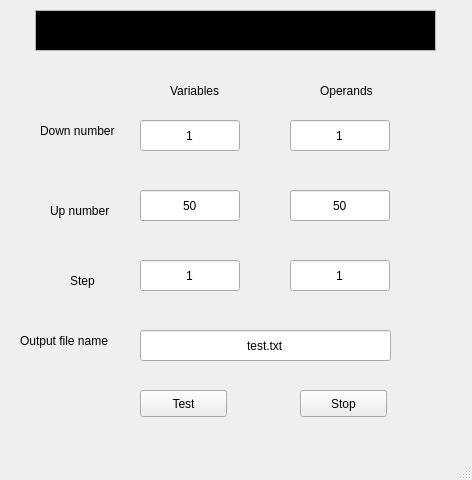
This is tester/gui.ui in blenten/SNF as Qt 5 draws it before an edit. The edited form follows.
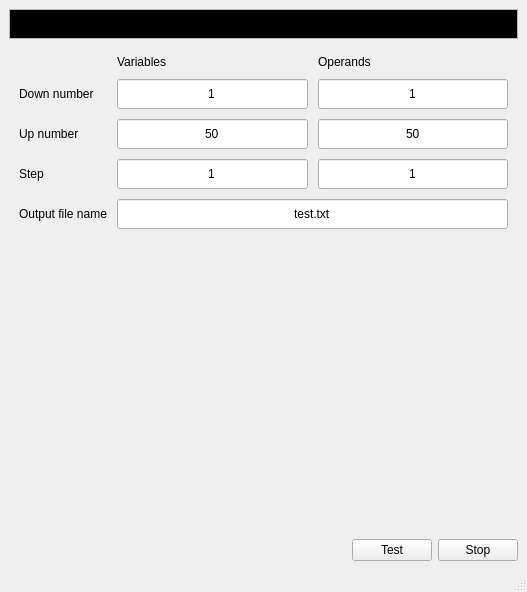
This is the edited form.

Commit message: Make tester gui flexible

Diff of the .ui file:
```diff
--- a/tester/gui.ui
+++ b/tester/gui.ui
@@ -6,8 +6,8 @@
    <rect>
     <x>0</x>
     <y>0</y>
-    <width>472</width>
-    <height>480</height>
+    <width>527</width>
+    <height>592</height>
    </rect>
   </property>
   <property name="sizePolicy">
@@ -20,30 +20,17 @@
    <string/>
   </property>
   <widget class="QWidget" name="centralwidget">
-   <widget class="QPushButton" name="testButt">
-    <property name="geometry">
-     <rect>
-      <x>140</x>
-      <y>390</y>
-      <width>87</width>
-      <height>27</height>
-     </rect>
-    </property>
-    <property name="text">
-     <string>Test</string>
-    </property>
-   </widget>
+   <layout class="QVBoxLayout" name="verticalLayout">
+    <item>
    <widget class="QTextBrowser" name="textBrowser">
     <property name="enabled">
      <bool>true</bool>
     </property>
-    <property name="geometry">
-     <rect>
-      <x>35</x>
-      <y>10</y>
-      <width>401</width>
-      <height>41</height>
-     </rect>
+      <property name="maximumSize">
+       <size>
+        <width>16777215</width>
+        <height>30</height>
+       </size>
     </property>
     <property name="palette">
      <palette>
@@ -118,184 +105,83 @@
      <bool>false</bool>
     </property>
    </widget>
-   <widget class="QLabel" name="leftLabel">
-    <property name="geometry">
-     <rect>
-      <x>170</x>
-      <y>80</y>
-      <width>71</width>
-      <height>21</height>
-     </rect>
-    </property>
-    <property name="text">
-     <string>Variables</string>
-    </property>
-   </widget>
-   <widget class="QLabel" name="rightLabel">
-    <property name="geometry">
-     <rect>
-      <x>320</x>
-      <y>80</y>
-      <width>71</width>
-      <height>21</height>
-     </rect>
-    </property>
-    <property name="text">
-     <string>Operands</string>
-    </property>
-   </widget>
-   <widget class="QLineEdit" name="downVariablesNumber">
-    <property name="geometry">
-     <rect>
-      <x>140</x>
-      <y>120</y>
-      <width>100</width>
-      <height>31</height>
-     </rect>
-    </property>
-    <property name="inputMethodHints">
-     <set>Qt::ImhNone</set>
-    </property>
-    <property name="inputMask">
-     <string/>
-    </property>
-    <property name="text">
-     <string>1</string>
-    </property>
-    <property name="alignment">
-     <set>Qt::AlignCenter</set>
-    </property>
-   </widget>
-   <widget class="QLineEdit" name="upVariablesNumber">
-    <property name="geometry">
-     <rect>
-      <x>140</x>
-      <y>190</y>
-      <width>100</width>
-      <height>31</height>
-     </rect>
-    </property>
-    <property name="inputMethodHints">
-     <set>Qt::ImhNone</set>
-    </property>
-    <property name="text">
-     <string>50</string>
-    </property>
-    <property name="alignment">
-     <set>Qt::AlignCenter</set>
-    </property>
-   </widget>
-   <widget class="QLineEdit" name="variablesStep">
-    <property name="geometry">
-     <rect>
-      <x>140</x>
-      <y>260</y>
-      <width>100</width>
-      <height>31</height>
-     </rect>
-    </property>
-    <property name="inputMethodHints">
-     <set>Qt::ImhNone</set>
-    </property>
-    <property name="text">
-     <string>1</string>
-    </property>
-    <property name="alignment">
-     <set>Qt::AlignCenter</set>
-    </property>
-   </widget>
-   <widget class="QLineEdit" name="downOperandsNumber">
-    <property name="geometry">
-     <rect>
-      <x>290</x>
-      <y>120</y>
-      <width>100</width>
-      <height>31</height>
-     </rect>
-    </property>
-    <property name="inputMethodHints">
-     <set>Qt::ImhNone</set>
-    </property>
-    <property name="text">
-     <string>1</string>
-    </property>
-    <property name="alignment">
-     <set>Qt::AlignCenter</set>
-    </property>
-   </widget>
-   <widget class="QLineEdit" name="operandsStep">
-    <property name="geometry">
-     <rect>
-      <x>290</x>
-      <y>260</y>
-      <width>100</width>
-      <height>31</height>
-     </rect>
-    </property>
-    <property name="inputMethodHints">
-     <set>Qt::ImhNone</set>
-    </property>
-    <property name="text">
-     <string>1</string>
-    </property>
-    <property name="alignment">
-     <set>Qt::AlignCenter</set>
-    </property>
-   </widget>
-   <widget class="QLineEdit" name="upOperandsNumber">
-    <property name="geometry">
-     <rect>
-      <x>290</x>
-      <y>190</y>
-      <width>100</width>
-      <height>31</height>
-     </rect>
-    </property>
-    <property name="inputMethodHints">
-     <set>Qt::ImhNone</set>
-    </property>
-    <property name="text">
-     <string>50</string>
-    </property>
-    <property name="alignment">
-     <set>Qt::AlignCenter</set>
-    </property>
-   </widget>
-   <widget class="QLabel" name="downNumberLabel">
-    <property name="geometry">
-     <rect>
-      <x>40</x>
-      <y>120</y>
-      <width>91</width>
-      <height>21</height>
-     </rect>
-    </property>
-    <property name="text">
-     <string>Down number</string>
-    </property>
-   </widget>
+    </item>
+    <item>
+     <layout class="QGridLayout" name="gridLayout">
+      <property name="leftMargin">
+       <number>10</number>
+      </property>
+      <property name="topMargin">
+       <number>10</number>
+      </property>
+      <property name="rightMargin">
+       <number>10</number>
+      </property>
+      <property name="bottomMargin">
+       <number>10</number>
+      </property>
+      <property name="spacing">
+       <number>10</number>
+      </property>
+      <item row="2" column="0">
    <widget class="QLabel" name="upNumberLabel">
-    <property name="geometry">
-     <rect>
-      <x>50</x>
-      <y>200</y>
-      <width>71</width>
-      <height>21</height>
-     </rect>
-    </property>
     <property name="text">
      <string>Up number</string>
     </property>
    </widget>
+      </item>
+      <item row="2" column="1">
+       <widget class="QLineEdit" name="upVariablesNumber">
+        <property name="sizePolicy">
+         <sizepolicy hsizetype="Expanding" vsizetype="Preferred">
+          <horstretch>0</horstretch>
+          <verstretch>0</verstretch>
+         </sizepolicy>
+        </property>
+        <property name="minimumSize">
+         <size>
+          <width>0</width>
+          <height>30</height>
+         </size>
+        </property>
+        <property name="inputMethodHints">
+         <set>Qt::ImhNone</set>
+        </property>
+        <property name="text">
+         <string>50</string>
+        </property>
+        <property name="alignment">
+         <set>Qt::AlignCenter</set>
+        </property>
+       </widget>
+      </item>
+      <item row="2" column="2">
+       <widget class="QLineEdit" name="upOperandsNumber">
+        <property name="sizePolicy">
+         <sizepolicy hsizetype="Expanding" vsizetype="Preferred">
+          <horstretch>0</horstretch>
+          <verstretch>0</verstretch>
+         </sizepolicy>
+        </property>
+        <property name="minimumSize">
+         <size>
+          <width>0</width>
+          <height>30</height>
+         </size>
+        </property>
+        <property name="inputMethodHints">
+         <set>Qt::ImhNone</set>
+        </property>
+        <property name="text">
+         <string>50</string>
+        </property>
+        <property name="alignment">
+         <set>Qt::AlignCenter</set>
+        </property>
+       </widget>
+      </item>
+      <item row="3" column="0">
    <widget class="QLabel" name="stepLabel">
-    <property name="geometry">
-     <rect>
-      <x>70</x>
-      <y>270</y>
-      <width>31</width>
-      <height>21</height>
-     </rect>
-    </property>
     <property name="layoutDirection">
      <enum>Qt::LeftToRight</enum>
     </property>
@@ -303,34 +189,59 @@
      <string>Step</string>
     </property>
    </widget>
-   <widget class="QLineEdit" name="filename">
-    <property name="geometry">
-     <rect>
-      <x>140</x>
-      <y>330</y>
-      <width>251</width>
-      <height>31</height>
-     </rect>
-    </property>
+      </item>
+      <item row="3" column="1">
+       <widget class="QLineEdit" name="variablesStep">
+        <property name="sizePolicy">
+         <sizepolicy hsizetype="Expanding" vsizetype="Preferred">
+          <horstretch>0</horstretch>
+          <verstretch>0</verstretch>
+         </sizepolicy>
+        </property>
+        <property name="minimumSize">
+         <size>
+          <width>0</width>
+          <height>30</height>
+         </size>
+        </property>
     <property name="inputMethodHints">
      <set>Qt::ImhNone</set>
     </property>
     <property name="text">
-     <string>test.txt</string>
+         <string>1</string>
     </property>
     <property name="alignment">
      <set>Qt::AlignCenter</set>
     </property>
    </widget>
+      </item>
+      <item row="3" column="2">
+       <widget class="QLineEdit" name="operandsStep">
+        <property name="sizePolicy">
+         <sizepolicy hsizetype="Expanding" vsizetype="Preferred">
+          <horstretch>0</horstretch>
+          <verstretch>0</verstretch>
+         </sizepolicy>
+        </property>
+        <property name="minimumSize">
+         <size>
+          <width>0</width>
+          <height>30</height>
+         </size>
+        </property>
+        <property name="inputMethodHints">
+         <set>Qt::ImhNone</set>
+        </property>
+        <property name="text">
+         <string>1</string>
+        </property>
+        <property name="alignment">
+         <set>Qt::AlignCenter</set>
+        </property>
+       </widget>
+      </item>
+      <item row="4" column="0">
    <widget class="QLabel" name="filenameLabel">
-    <property name="geometry">
-     <rect>
-      <x>20</x>
-      <y>330</y>
-      <width>111</width>
-      <height>21</height>
-     </rect>
-    </property>
     <property name="layoutDirection">
      <enum>Qt::LeftToRight</enum>
     </property>
@@ -338,19 +249,181 @@
      <string>Output file name</string>
     </property>
    </widget>
+      </item>
+      <item row="4" column="1" colspan="2">
+       <widget class="QLineEdit" name="filename">
+        <property name="sizePolicy">
+         <sizepolicy hsizetype="Expanding" vsizetype="Preferred">
+          <horstretch>0</horstretch>
+          <verstretch>0</verstretch>
+         </sizepolicy>
+        </property>
+        <property name="minimumSize">
+         <size>
+          <width>0</width>
+          <height>30</height>
+         </size>
+        </property>
+        <property name="inputMethodHints">
+         <set>Qt::ImhNone</set>
+        </property>
+        <property name="text">
+         <string>test.txt</string>
+        </property>
+        <property name="alignment">
+         <set>Qt::AlignCenter</set>
+        </property>
+       </widget>
+      </item>
+      <item row="1" column="1">
+       <widget class="QLineEdit" name="downVariablesNumber">
+        <property name="sizePolicy">
+         <sizepolicy hsizetype="Expanding" vsizetype="Preferred">
+          <horstretch>0</horstretch>
+          <verstretch>0</verstretch>
+         </sizepolicy>
+        </property>
+        <property name="minimumSize">
+         <size>
+          <width>0</width>
+          <height>30</height>
+         </size>
+        </property>
+        <property name="inputMethodHints">
+         <set>Qt::ImhNone</set>
+        </property>
+        <property name="inputMask">
+         <string/>
+        </property>
+        <property name="text">
+         <string>1</string>
+        </property>
+        <property name="alignment">
+         <set>Qt::AlignCenter</set>
+        </property>
+       </widget>
+      </item>
+      <item row="0" column="2">
+       <widget class="QLabel" name="rightLabel">
+        <property name="sizePolicy">
+         <sizepolicy hsizetype="Preferred" vsizetype="Preferred">
+          <horstretch>0</horstretch>
+          <verstretch>0</verstretch>
+         </sizepolicy>
+        </property>
+        <property name="text">
+         <string>Operands</string>
+        </property>
+       </widget>
+      </item>
+      <item row="1" column="0">
+       <widget class="QLabel" name="downNumberLabel">
+        <property name="text">
+         <string>Down number</string>
+        </property>
+       </widget>
+      </item>
+      <item row="1" column="2">
+       <widget class="QLineEdit" name="downOperandsNumber">
+        <property name="sizePolicy">
+         <sizepolicy hsizetype="Expanding" vsizetype="Preferred">
+          <horstretch>0</horstretch>
+          <verstretch>0</verstretch>
+         </sizepolicy>
+        </property>
+        <property name="minimumSize">
+         <size>
+          <width>0</width>
+          <height>30</height>
+         </size>
+        </property>
+        <property name="inputMethodHints">
+         <set>Qt::ImhNone</set>
+        </property>
+        <property name="text">
+         <string>1</string>
+        </property>
+        <property name="alignment">
+         <set>Qt::AlignCenter</set>
+        </property>
+       </widget>
+      </item>
+      <item row="0" column="1">
+       <widget class="QLabel" name="leftLabel">
+        <property name="sizePolicy">
+         <sizepolicy hsizetype="Preferred" vsizetype="Preferred">
+          <horstretch>0</horstretch>
+          <verstretch>0</verstretch>
+         </sizepolicy>
+        </property>
+        <property name="text">
+         <string>Variables</string>
+        </property>
+       </widget>
+      </item>
+     </layout>
+    </item>
+    <item>
+     <layout class="QHBoxLayout" name="horizontalLayout">
+      <item>
+       <spacer name="verticalSpacer">
+        <property name="orientation">
+         <enum>Qt::Vertical</enum>
+        </property>
+        <property name="sizeHint" stdset="0">
+         <size>
+          <width>20</width>
+          <height>40</height>
+         </size>
+        </property>
+       </spacer>
+      </item>
+     </layout>
+    </item>
+    <item>
+     <layout class="QHBoxLayout" name="horizontalLayout_2">
+      <item>
+       <spacer name="horizontalSpacer">
+        <property name="orientation">
+         <enum>Qt::Horizontal</enum>
+        </property>
+        <property name="sizeHint" stdset="0">
+         <size>
+          <width>40</width>
+          <height>20</height>
+         </size>
+        </property>
+       </spacer>
+      </item>
+      <item>
+       <widget class="QPushButton" name="testButt">
+        <property name="sizePolicy">
+         <sizepolicy hsizetype="Fixed" vsizetype="Fixed">
+          <horstretch>0</horstretch>
+          <verstretch>0</verstretch>
+         </sizepolicy>
+        </property>
+        <property name="text">
+         <string>Test</string>
+        </property>
+       </widget>
+      </item>
+      <item>
    <widget class="QPushButton" name="stopButt">
-    <property name="geometry">
-     <rect>
-      <x>300</x>
-      <y>390</y>
-      <width>87</width>
-      <height>27</height>
-     </rect>
+        <property name="sizePolicy">
+         <sizepolicy hsizetype="Fixed" vsizetype="Fixed">
+          <horstretch>0</horstretch>
+          <verstretch>0</verstretch>
+         </sizepolicy>
     </property>
     <property name="text">
      <string>Stop</string>
     </property>
    </widget>
+      </item>
+     </layout>
+    </item>
+   </layout>
   </widget>
   <widget class="QMenuBar" name="menubar">
    <property name="geometry">
```
Left out of the diff: 3 changed lines with no effect on the pictures. Lines whose indentation alone changed are shown as unchanged.
